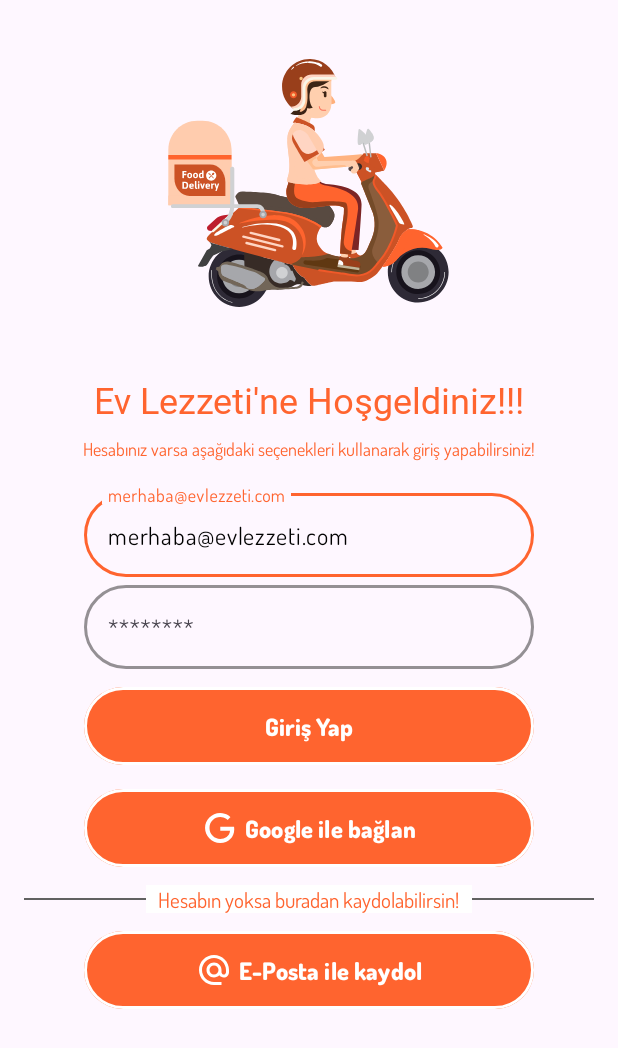
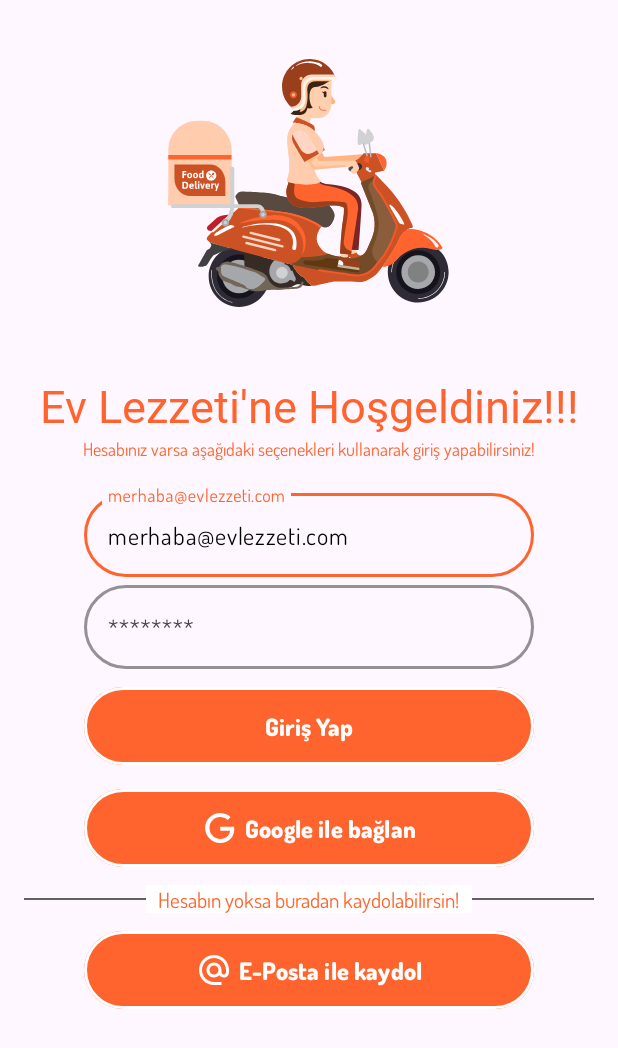
Before and after one commit to MustafaUmutIdam/EvLezzeti, an Android app: the screen it shows after launch (MainActivity), on a phone screen of 412 x 824 dp. Shown: the top 1048 px of the screen. Run offline under Robolectric (Android 15) with nearby library versions, the phone set to English and light mode, and no system bars; our stand-ins replace Dagger/Hilt's generated code.

Commit message:
düzenleme

```diff
--- a/app/src/main/res/layout/fragment_giris_yap.xml
+++ b/app/src/main/res/layout/fragment_giris_yap.xml
@@ -77,7 +77,7 @@
         android:fontFamily="@font/dosis_bold"
         android:text="@string/giris_sayfasi_hosgeldiniz"
         android:textColor="@color/anaRenk"
-        android:textSize="24sp"
+        android:textSize="30sp"
         app:layout_constraintEnd_toEndOf="parent"
         app:layout_constraintHorizontal_bias="0.5"
         app:layout_constraintStart_toStartOf="parent"
@@ -88,7 +88,6 @@
         style="@style/GenelTextStyle"
         android:layout_width="wrap_content"
         android:layout_height="wrap_content"
-        android:layout_marginTop="8dp"
         android:text="@string/giris_sayfasi_giris_yap"
         android:textColor="@color/anaRenk"
         android:textSize="12sp"
```
